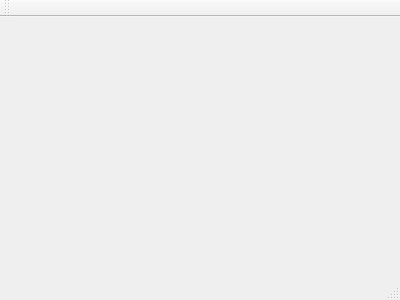
First picture: the form in Main-Xadrez-QT/mainwindow.ui, repository Gabriellgpc/Xadrez-in-Qt, before the edit.
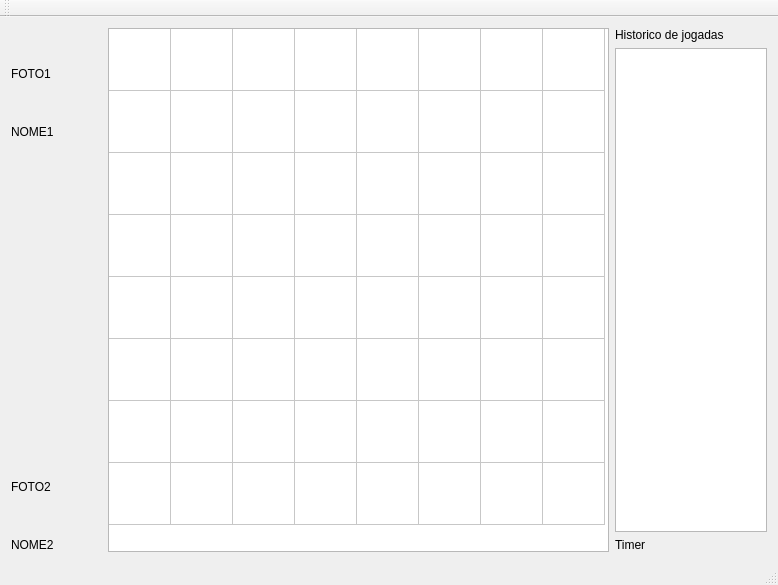
Second picture: the form after the edit.

Diff of the .ui file:
```diff
--- a/Main-Xadrez-QT/mainwindow.ui
+++ b/Main-Xadrez-QT/mainwindow.ui
@@ -1,24 +1,193 @@
 <ui version="4.0">
  <class>MainWindow</class>
- <widget class="QMainWindow" name="MainWindow" >
-  <property name="geometry" >
+ <widget class="QMainWindow" name="MainWindow">
+  <property name="geometry">
    <rect>
     <x>0</x>
     <y>0</y>
-    <width>400</width>
-    <height>300</height>
+    <width>778</width>
+    <height>585</height>
    </rect>
   </property>
   <property name="windowTitle" >
    <string>MainWindow</string>
   </property>
-  <widget class="QMenuBar" name="menuBar" />
-  <widget class="QToolBar" name="mainToolBar" />
-  <widget class="QWidget" name="centralWidget" />
-  <widget class="QStatusBar" name="statusBar" />
+  <property name="layoutDirection">
+   <enum>Qt::LeftToRight</enum>
+  </property>
+  <property name="autoFillBackground">
+   <bool>false</bool>
+  </property>
+  <widget class="QWidget" name="centralWidget">
+   <layout class="QGridLayout" name="gridLayout_3">
+    <item row="0" column="0" rowspan="3" colspan="2">
+     <layout class="QGridLayout" name="gridLayout_2">
+      <item row="0" column="0">
+       <layout class="QGridLayout" name="gridLayout">
+        <item row="0" column="0">
+         <layout class="QVBoxLayout" name="verticalLayout_2">
+          <item>
+           <widget class="QLabel" name="player1FotoLabel">
+            <property name="minimumSize">
+             <size>
+              <width>91</width>
+              <height>91</height>
+             </size>
+            </property>
+            <property name="text">
+             <string>FOTO1</string>
+            </property>
+           </widget>
+          </item>
+          <item>
+           <widget class="QLabel" name="player1NomeLabel">
+            <property name="minimumSize">
+             <size>
+              <width>0</width>
+              <height>0</height>
+             </size>
+            </property>
+            <property name="text">
+             <string>NOME1</string>
+            </property>
+           </widget>
+          </item>
+         </layout>
+        </item>
+        <item row="1" column="0">
+         <spacer name="verticalSpacer">
+          <property name="orientation">
+           <enum>Qt::Vertical</enum>
+          </property>
+          <property name="sizeHint" stdset="0">
+           <size>
+            <width>28</width>
+            <height>118</height>
+           </size>
+          </property>
+         </spacer>
+        </item>
+        <item row="2" column="0">
+         <layout class="QVBoxLayout" name="verticalLayout">
+          <item>
+           <widget class="QLabel" name="player2FotoLabel">
+            <property name="minimumSize">
+             <size>
+              <width>91</width>
+              <height>91</height>
+             </size>
+            </property>
+            <property name="text">
+             <string>FOTO2</string>
+            </property>
+           </widget>
+          </item>
+          <item>
+           <widget class="QLabel" name="player2NomeLabel">
+            <property name="text">
+             <string>NOME2</string>
+            </property>
+           </widget>
+          </item>
+         </layout>
+        </item>
+       </layout>
+      </item>
+      <item row="0" column="2">
+       <layout class="QVBoxLayout" name="verticalLayout_3">
+        <item>
+         <widget class="QLabel" name="historicoLabel">
+          <property name="text">
+           <string>Historico de jogadas</string>
+          </property>
+         </widget>
+        </item>
+        <item>
+         <widget class="QListView" name="historicoList"/>
+        </item>
+        <item>
+         <widget class="QLabel" name="timerLabel">
+          <property name="text">
+           <string>Timer</string>
+          </property>
+         </widget>
+        </item>
+       </layout>
+      </item>
+      <item row="0" column="1">
+       <widget class="QTableWidget" name="tabuleiroWidget">
+        <property name="minimumSize">
+         <size>
+          <width>501</width>
+          <height>501</height>
+         </size>
+        </property>
+        <property name="rowCount">
+         <number>8</number>
+        </property>
+        <property name="columnCount">
+         <number>8</number>
+        </property>
+        <attribute name="horizontalHeaderVisible">
+         <bool>false</bool>
+        </attribute>
+        <attribute name="horizontalHeaderDefaultSectionSize">
+         <number>62</number>
+        </attribute>
+        <attribute name="verticalHeaderVisible">
+         <bool>false</bool>
+        </attribute>
+        <attribute name="verticalHeaderDefaultSectionSize">
+         <number>62</number>
+        </attribute>
+        <row/>
+        <row/>
+        <row/>
+        <row/>
+        <row/>
+        <row/>
+        <row/>
+        <row/>
+        <column/>
+        <column/>
+        <column/>
+        <column/>
+        <column/>
+        <column/>
+        <column/>
+        <column/>
+        <item row="4" column="6">
+         <property name="text">
+          <string/>
+         </property>
+        </item>
+       </widget>
+      </item>
+     </layout>
+    </item>
+   </layout>
+  </widget>
+  <widget class="QMenuBar" name="menuBar">
+   <property name="geometry">
+    <rect>
+     <x>0</x>
+     <y>0</y>
+     <width>778</width>
+     <height>21</height>
+    </rect>
+   </property>
+  </widget>
+  <widget class="QToolBar" name="mainToolBar">
+   <attribute name="toolBarArea">
+    <enum>TopToolBarArea</enum>
+   </attribute>
+   <attribute name="toolBarBreak">
+    <bool>false</bool>
+   </attribute>
+  </widget>
+  <widget class="QStatusBar" name="statusBar"/>
  </widget>
- <layoutDefault spacing="6" margin="11" />
- <pixmapfunction></pixmapfunction>
+ <layoutdefault spacing="6" margin="11"/>
  <resources/>
  <connections/>
 </ui>
```
Left out of the diff: 3 changed lines with no effect on the pictures.
